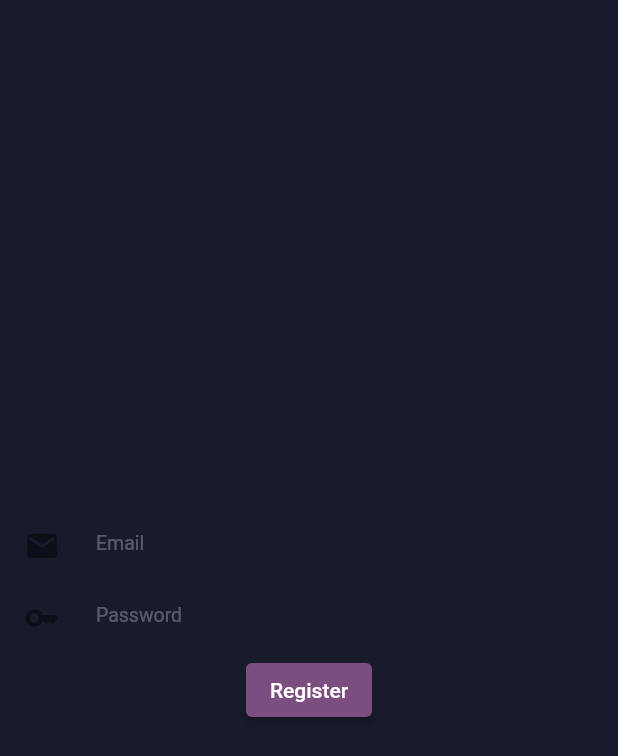
After one commit to Kuwildansyah/Semester-5, a Flutter app: the screen it shows after launch, item 3 of the bottom bar chosen, after a tap on "User", on a phone screen of 412 x 824 dp. The commit adds this screen. Shown: the top 756 px of the screen. Run offline on Flutter 3.47's test engine with Material 2 defaults, Android fonts, the phone set to English and light mode, and no system bars; our stand-ins replace audio_service, dio, firebase_auth, firebase_core, flutter_rating_bar, get and 4 more; accounts and stored records are empty; network calls fail.

Commit message:
modul4 latihan firebase register

```diff
--- a/Mobile/Project Moful/Myusic_V2/Myusic/lib/main.dart
+++ b/Mobile/Project Moful/Myusic_V2/Myusic/lib/main.dart
@@ -1,12 +1,19 @@
+import 'package:firebase_core/firebase_core.dart';
 import 'package:flutter/material.dart';
 import 'package:get/get.dart';
 import 'package:music_player/audio_helpers/page_manager.dart';
 import 'package:music_player/audio_helpers/service_locator.dart';
 import 'package:music_player/common/color_extension.dart';
+import 'package:music_player/firebase_options.dart';
 import 'package:music_player/view/splash_view.dart';
 
 void main() async {
   WidgetsFlutterBinding.ensureInitialized();
+
+  await Firebase.initializeApp(
+    options: DefaultFirebaseOptions.currentPlatform,
+  );
+
   await setupServiceLocator();
   runApp(const MyApp());
 }
--- a/Mobile/Project Moful/Myusic_V2/Myusic/lib/view/main_player/driver_mode_view.dart
+++ b/Mobile/Project Moful/Myusic_V2/Myusic/lib/view/main_player/driver_mode_view.dart
@@ -1,6 +1,5 @@
 import 'package:flutter/material.dart';
 import 'package:get/get.dart';
-import 'package:music_player/common_widget/player_bottom_button.dart';
 import 'package:music_player/view/main_player/play_playlist_view.dart';
 
 import '../../common/color_extension.dart';
--- a/Mobile/Project Moful/Myusic_V2/Myusic/lib/view/main_player/play_playlist_view.dart
+++ b/Mobile/Project Moful/Myusic_V2/Myusic/lib/view/main_player/play_playlist_view.dart
@@ -1,7 +1,6 @@
 import 'package:flutter/material.dart';
 import 'package:get/get.dart';
 import 'package:music_player/common_widget/all_song_row.dart';
-import 'package:music_player/common_widget/player_bottom_button.dart';
 import 'package:music_player/view_model/all_songs_view_model.dart';
 import 'package:sleek_circular_slider/sleek_circular_slider.dart';
 
--- a/Mobile/Project Moful/Myusic_V2/Myusic/lib/view/settings/settings_view.dart
+++ b/Mobile/Project Moful/Myusic_V2/Myusic/lib/view/settings/settings_view.dart
@@ -3,8 +3,8 @@ import 'package:flutter/material.dart';
 import 'package:get/get.dart';
 import 'package:music_player/common_widget/icon_text_row.dart';
 import 'package:music_player/view/settings/webview.dart';
+import 'package:music_player/view/songs/registration_view.dart';
 import 'package:music_player/view_model/splash_view_model.dart';
-import 'package:webview_flutter/webview_flutter.dart';
 
 import '../../common/color_extension.dart';
 
@@ -49,6 +49,13 @@ class _SettingsViewState extends State<SettingsView> {
             child: ListView(
               children: [
                 IconTextRow(
+                  title: "User",
+                  icon: "assets/img/app_logo.png",
+                  onTap: () {
+                    Get.to(() => RegistrationView());
+                  },
+                ),
+                IconTextRow(
                   title: "Display",
                   icon: "assets/img/s_display.png",
                   onTap: () {},
@@ -83,7 +90,7 @@ class _SettingsViewState extends State<SettingsView> {
                   icon: "assets/img/m_eq.png", // Replace with your desired icon
                   onTap: () {
                     // Use GetX to navigate to the WebView page
-                    Get.to(() => WebviewPage());
+                    Get.to(() => const WebviewPage());
                   },
                 ),
               ],
--- a/Mobile/Project Moful/Myusic_V2/Myusic/lib/view/settings/webview.dart
+++ b/Mobile/Project Moful/Myusic_V2/Myusic/lib/view/settings/webview.dart
@@ -1,5 +1,4 @@
 import 'package:flutter/material.dart';
-import 'package:flutter/widgets.dart';
 import 'package:webview_flutter/webview_flutter.dart';
 
 // class WebviewPage extends StatefulWidget {
--- /dev/null
+++ b/Mobile/Project Moful/Myusic_V2/Myusic/lib/view/songs/registration_view.dart
@@ -0,0 +1,59 @@
+import 'package:flutter/material.dart';
+import 'package:get/get.dart';
+import 'package:music_player/common/color_extension.dart';
+import 'package:music_player/view_model/registration_view_model.dart';
+
+class RegistrationView extends StatelessWidget {
+  final vm = Get.put(RegistrationViewModel());
+
+  RegistrationView({super.key});
+
+  @override
+  Widget build(BuildContext context) {
+    return Scaffold(
+      body: Padding(
+        padding: const EdgeInsets.all(16.0),
+        child: Column(
+          mainAxisAlignment: MainAxisAlignment.center,
+          children: [
+            TextField(
+              controller: vm.txtEmail.value,
+              decoration: InputDecoration(
+                  prefixIcon: Container(
+                    alignment: Alignment.centerLeft,
+                    width: 30,
+                    child: const Icon(Icons.email),
+                  ),
+                  hintText: "Email",
+                  hintStyle: TextStyle(
+                    color: TColor.primaryText28,
+                    fontSize: 13,
+                  )),
+            ),
+            TextField(
+              controller: vm.txtPwd.value,
+              // obscureText: true,
+              decoration: InputDecoration(
+                  prefixIcon: Container(
+                    alignment: Alignment.centerLeft,
+                    width: 30,
+                    child: const Icon(Icons.key),
+                  ),
+                  hintText: "Password",
+                  hintStyle: TextStyle(
+                    color: TColor.primaryText28,
+                    fontSize: 13,
+                  )),
+            ),
+            ElevatedButton(
+              onPressed: () {
+                vm.register();
+              },
+              child: const Text("Register"),
+            )
+          ],
+        ),
+      ),
+    );
+  }
+}
--- /dev/null
+++ b/Mobile/Project Moful/Myusic_V2/Myusic/lib/view_model/registration_view_model.dart
@@ -0,0 +1,26 @@
+import 'package:firebase_auth/firebase_auth.dart';
+import 'package:flutter/material.dart';
+import 'package:get/get.dart';
+
+class RegistrationViewModel extends GetxController {
+  final txtEmail = TextEditingController().obs;
+  final txtPwd = TextEditingController().obs;
+
+  register() async {
+    try {
+      final credential =
+          await FirebaseAuth.instance.createUserWithEmailAndPassword(
+        email: txtEmail.value.text,
+        password: txtPwd.value.text,
+      );
+    } on FirebaseAuthException catch (e) {
+      if (e.code == 'weak-password') {
+        print('The password provided is too weak.');
+      } else if (e.code == 'email-already-in-use') {
+        print('The account already exists for that email.');
+      }
+    } catch (e) {
+      print(e);
+    }
+  }
+}
--- a/Mobile/Project Moful/Myusic_V2/Myusic/pubspec.yaml
+++ b/Mobile/Project Moful/Myusic_V2/Myusic/pubspec.yaml
@@ -44,6 +44,8 @@ dependencies:
   cached_network_image: ^3.2.3
   dio: ^5.3.3
   webview_flutter: ^3.0.0
+  firebase_core: ^2.22.0
+  firebase_auth: ^4.14.0
 
 dev_dependencies:
   flutter_test:
```
Also changed, not shown: Mobile/Project Moful/Myusic_V2/Myusic/lib/firebase_options.dart (added), Mobile/Project Moful/Myusic_V2/Myusic/pubspec.lock, 3 other files.
